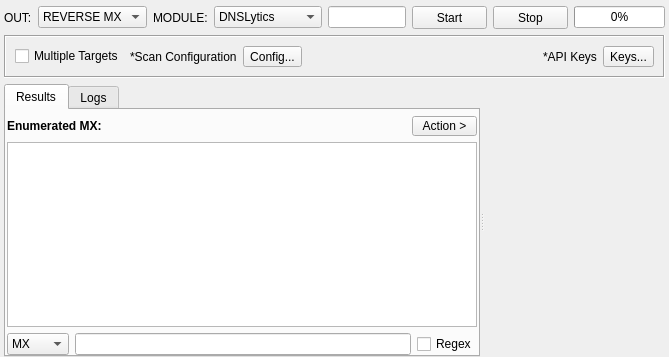
First picture: the form in sub3suite/src/enums/mx/MXEnum.ui, repository 3nock/OTE, before the edit.
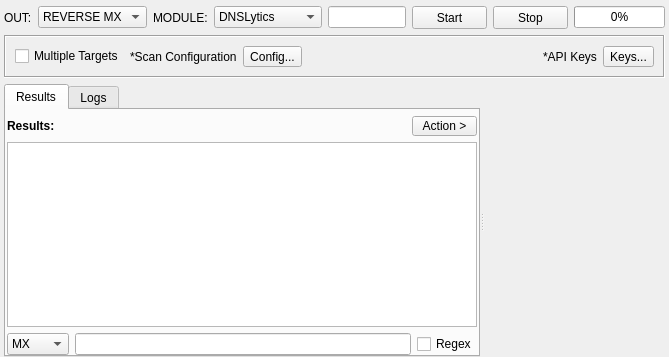
Second picture: the form after the edit. Custom widgets are drawn as their Qt base class.

```diff
--- a/sub3suite/src/enums/mx/MXEnum.ui
+++ b/sub3suite/src/enums/mx/MXEnum.ui
@@ -240,7 +240,7 @@
              </font>
             </property>
             <property name="text">
-             <string>Enumerated MX:</string>
+             <string>Results:</string>
             </property>
            </widget>
           </item>
```
